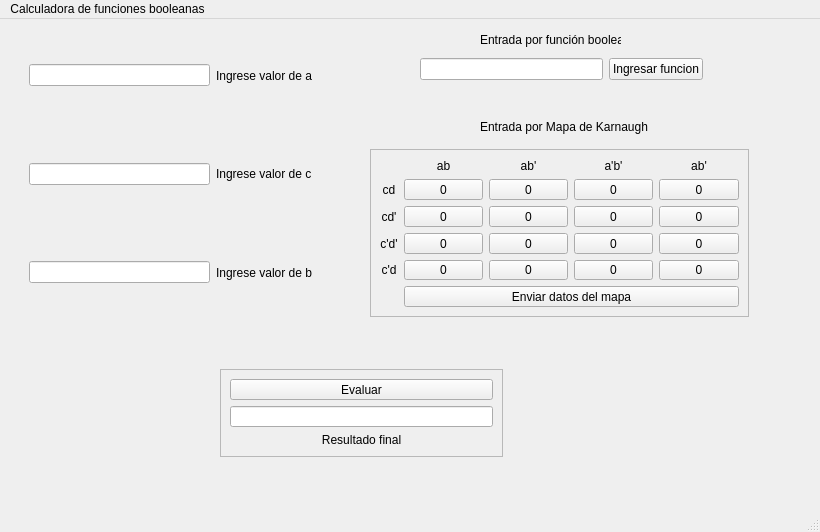
Eliasj15/Tarea-programada-3, file mainwindow.ui: the form before one commit.
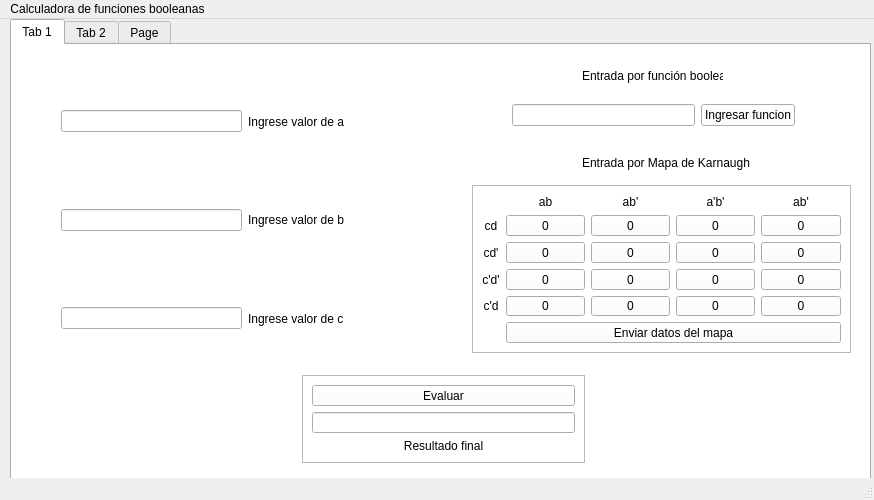
The form after the commit.

Commit message: Avances en la ventana

Diff of the .ui file:
```diff
--- a/mainwindow.ui
+++ b/mainwindow.ui
@@ -6,8 +6,8 @@
    <rect>
     <x>0</x>
     <y>0</y>
-    <width>820</width>
-    <height>532</height>
+    <width>874</width>
+    <height>500</height>
    </rect>
   </property>
   <property name="minimumSize">
@@ -16,103 +16,74 @@
     <height>500</height>
    </size>
   </property>
+  <property name="palette">
+   <palette>
+    <active>
+     <colorrole role="Button">
+      <brush brushstyle="SolidPattern">
+       <color alpha="255">
+        <red>255</red>
+        <green>255</green>
+        <blue>255</blue>
+       </color>
+      </brush>
+     </colorrole>
+    </active>
+    <inactive>
+     <colorrole role="Button">
+      <brush brushstyle="SolidPattern">
+       <color alpha="255">
+        <red>255</red>
+        <green>255</green>
+        <blue>255</blue>
+       </color>
+      </brush>
+     </colorrole>
+    </inactive>
+    <disabled>
+     <colorrole role="Button">
+      <brush brushstyle="SolidPattern">
+       <color alpha="255">
+        <red>255</red>
+        <green>255</green>
+        <blue>255</blue>
+       </color>
+      </brush>
+     </colorrole>
+    </disabled>
+   </palette>
+  </property>
+  <property name="mouseTracking">
+   <bool>false</bool>
+  </property>
   <property name="windowTitle">
    <string>MainWindow</string>
   </property>
+  <property name="tabShape">
+   <enum>QTabWidget::Rounded</enum>
+  </property>
   <widget class="QWidget" name="centralwidget">
-   <widget class="QWidget" name="widget_5" native="true">
+   <widget class="QTabWidget" name="tabWidget">
     <property name="geometry">
      <rect>
-      <x>20</x>
-      <y>10</y>
-      <width>301</width>
-      <height>290</height>
+      <x>10</x>
+      <y>0</y>
+      <width>861</width>
+      <height>471</height>
      </rect>
     </property>
-    <property name="minimumSize">
-     <size>
-      <width>301</width>
-      <height>271</height>
-     </size>
+    <property name="currentIndex">
+     <number>0</number>
     </property>
-    <layout class="QVBoxLayout" name="verticalLayout_2">
-     <item>
-      <widget class="QWidget" name="widget_2" native="true">
-       <layout class="QHBoxLayout" name="horizontalLayout_2">
-        <item>
-         <widget class="QLineEdit" name="lineEdit_2"/>
-        </item>
-        <item>
-         <widget class="QLabel" name="label">
-          <property name="text">
-           <string>Ingrese valor de a</string>
-          </property>
-         </widget>
-        </item>
-       </layout>
-      </widget>
-     </item>
-     <item>
-      <widget class="QWidget" name="widget_4" native="true">
-       <layout class="QHBoxLayout" name="horizontalLayout_4">
-        <item>
-         <widget class="QLineEdit" name="lineEdit_4"/>
-        </item>
-        <item>
-         <widget class="QLabel" name="label_3">
-          <property name="text">
-           <string>Ingrese valor de c</string>
-          </property>
-         </widget>
-        </item>
-       </layout>
-      </widget>
-     </item>
-     <item>
-      <widget class="QWidget" name="widget_3" native="true">
-       <layout class="QHBoxLayout" name="horizontalLayout_3">
-        <item>
-         <widget class="QLineEdit" name="lineEdit_3"/>
-        </item>
-        <item>
-         <widget class="QLabel" name="label_2">
-          <property name="text">
-           <string>Ingrese valor de b</string>
-          </property>
-         </widget>
-        </item>
-       </layout>
-      </widget>
-     </item>
-    </layout>
-   </widget>
-   <widget class="QWidget" name="widget" native="true">
-    <property name="geometry">
-     <rect>
-      <x>420</x>
-      <y>30</y>
-      <width>283</width>
-      <height>41</height>
-     </rect>
-    </property>
-    <layout class="QHBoxLayout" name="horizontalLayout">
-     <item>
-      <widget class="QLineEdit" name="lineEdit"/>
-     </item>
-     <item>
-      <widget class="QPushButton" name="pushButton">
-       <property name="text">
-        <string>Ingresar funcion</string>
-       </property>
-      </widget>
-     </item>
-    </layout>
-   </widget>
+    <widget class="QWidget" name="tab">
+     <attribute name="title">
+      <string>Tab 1</string>
+     </attribute>
    <widget class="QFrame" name="frame">
     <property name="geometry">
      <rect>
-      <x>220</x>
-      <y>350</y>
+        <x>290</x>
+        <y>330</y>
       <width>283</width>
       <height>88</height>
      </rect>
@@ -149,8 +120,8 @@
    <widget class="QFrame" name="frame_2">
     <property name="geometry">
      <rect>
-      <x>370</x>
-      <y>130</y>
+        <x>460</x>
+        <y>140</y>
       <width>379</width>
       <height>168</height>
      </rect>
@@ -162,24 +133,13 @@
      <enum>QFrame::Raised</enum>
     </property>
     <layout class="QGridLayout" name="gridLayout">
-     <item row="2" column="4">
-      <widget class="QPushButton" name="pushButton_8">
+       <item row="1" column="0">
+        <widget class="QLabel" name="label_9">
        <property name="text">
-        <string>0</string>
-       </property>
-      </widget>
-     </item>
-     <item row="2" column="1">
-      <widget class="QPushButton" name="pushButton_9">
-       <property name="text">
-        <string>0</string>
-       </property>
-      </widget>
-     </item>
-     <item row="3" column="2">
-      <widget class="QPushButton" name="pushButton_11">
-       <property name="text">
-        <string>0</string>
+          <string>cd</string>
+         </property>
+         <property name="alignment">
+          <set>Qt::AlignCenter</set>
        </property>
       </widget>
      </item>
@@ -190,6 +150,33 @@
        </property>
       </widget>
      </item>
+       <item row="2" column="0">
+        <widget class="QLabel" name="label_10">
+         <property name="text">
+          <string>cd'</string>
+         </property>
+         <property name="alignment">
+          <set>Qt::AlignCenter</set>
+         </property>
+        </widget>
+       </item>
+       <item row="4" column="0">
+        <widget class="QLabel" name="label_12">
+         <property name="text">
+          <string>c'd</string>
+         </property>
+         <property name="alignment">
+          <set>Qt::AlignCenter</set>
+         </property>
+        </widget>
+       </item>
+       <item row="2" column="1">
+        <widget class="QPushButton" name="pushButton_9">
+         <property name="text">
+          <string>0</string>
+         </property>
+        </widget>
+       </item>
      <item row="3" column="0">
       <widget class="QLabel" name="label_11">
        <property name="text">
@@ -200,15 +187,25 @@
        </property>
       </widget>
      </item>
-     <item row="5" column="1" colspan="4">
-      <widget class="QPushButton" name="pushButton_19">
+       <item row="4" column="3">
+        <widget class="QPushButton" name="pushButton_18">
        <property name="text">
-        <string>Enviar datos del mapa</string>
+          <string>0</string>
        </property>
       </widget>
      </item>
-     <item row="1" column="3">
-      <widget class="QPushButton" name="pushButton_6">
+       <item row="0" column="2">
+        <widget class="QLabel" name="label_6">
+         <property name="text">
+          <string>ab'</string>
+         </property>
+         <property name="alignment">
+          <set>Qt::AlignCenter</set>
+         </property>
+        </widget>
+       </item>
+       <item row="3" column="4">
+        <widget class="QPushButton" name="pushButton_14">
        <property name="text">
         <string>0</string>
        </property>
@@ -224,28 +221,8 @@
        </property>
       </widget>
      </item>
-     <item row="2" column="0">
-      <widget class="QLabel" name="label_10">
-       <property name="text">
-        <string>cd'</string>
-       </property>
-       <property name="alignment">
-        <set>Qt::AlignCenter</set>
-       </property>
-      </widget>
-     </item>
-     <item row="0" column="3">
-      <widget class="QLabel" name="label_7">
-       <property name="text">
-        <string>a'b'</string>
-       </property>
-       <property name="alignment">
-        <set>Qt::AlignCenter</set>
-       </property>
-      </widget>
-     </item>
-     <item row="1" column="4">
-      <widget class="QPushButton" name="pushButton_5">
+       <item row="2" column="4">
+        <widget class="QPushButton" name="pushButton_8">
        <property name="text">
         <string>0</string>
        </property>
@@ -261,15 +238,29 @@
        </property>
       </widget>
      </item>
-     <item row="4" column="3">
-      <widget class="QPushButton" name="pushButton_18">
+       <item row="3" column="3">
+        <widget class="QPushButton" name="pushButton_17">
        <property name="text">
         <string>0</string>
        </property>
       </widget>
      </item>
-     <item row="2" column="2">
-      <widget class="QPushButton" name="pushButton_7">
+       <item row="4" column="1">
+        <widget class="QPushButton" name="pushButton_15">
+         <property name="text">
+          <string>0</string>
+         </property>
+        </widget>
+       </item>
+       <item row="1" column="2">
+        <widget class="QPushButton" name="pushButton_4">
+         <property name="text">
+          <string>0</string>
+         </property>
+        </widget>
+       </item>
+       <item row="1" column="1">
+        <widget class="QPushButton" name="pushButton_3">
        <property name="text">
         <string>0</string>
        </property>
@@ -282,6 +273,30 @@
        </property>
       </widget>
      </item>
+       <item row="0" column="3">
+        <widget class="QLabel" name="label_7">
+         <property name="text">
+          <string>a'b'</string>
+         </property>
+         <property name="alignment">
+          <set>Qt::AlignCenter</set>
+         </property>
+        </widget>
+       </item>
+       <item row="1" column="4">
+        <widget class="QPushButton" name="pushButton_5">
+         <property name="text">
+          <string>0</string>
+         </property>
+        </widget>
+       </item>
+       <item row="5" column="1" colspan="4">
+        <widget class="QPushButton" name="pushButton_19">
+         <property name="text">
+          <string>Enviar datos del mapa</string>
+         </property>
+        </widget>
+       </item>
      <item row="3" column="1">
       <widget class="QPushButton" name="pushButton_16">
        <property name="text">
@@ -289,25 +304,22 @@
        </property>
       </widget>
      </item>
-     <item row="1" column="0">
-      <widget class="QLabel" name="label_9">
+       <item row="2" column="2">
+        <widget class="QPushButton" name="pushButton_7">
        <property name="text">
-        <string>cd</string>
-       </property>
-       <property name="alignment">
-        <set>Qt::AlignCenter</set>
-       </property>
-      </widget>
-     </item>
-     <item row="3" column="4">
-      <widget class="QPushButton" name="pushButton_14">
+          <string>0</string>
+         </property>
+        </widget>
+       </item>
+       <item row="1" column="3">
+        <widget class="QPushButton" name="pushButton_6">
        <property name="text">
         <string>0</string>
        </property>
       </widget>
      </item>
-     <item row="1" column="1">
-      <widget class="QPushButton" name="pushButton_3">
+       <item row="3" column="2">
+        <widget class="QPushButton" name="pushButton_11">
        <property name="text">
         <string>0</string>
        </property>
@@ -320,67 +332,13 @@
        </property>
       </widget>
      </item>
-     <item row="4" column="1">
-      <widget class="QPushButton" name="pushButton_15">
-       <property name="text">
-        <string>0</string>
-       </property>
-      </widget>
-     </item>
-     <item row="1" column="2">
-      <widget class="QPushButton" name="pushButton_4">
-       <property name="text">
-        <string>0</string>
-       </property>
-      </widget>
-     </item>
-     <item row="3" column="3">
-      <widget class="QPushButton" name="pushButton_17">
-       <property name="text">
-        <string>0</string>
-       </property>
-      </widget>
-     </item>
-     <item row="4" column="0">
-      <widget class="QLabel" name="label_12">
-       <property name="text">
-        <string>c'd</string>
-       </property>
-       <property name="alignment">
-        <set>Qt::AlignCenter</set>
-       </property>
-      </widget>
-     </item>
-     <item row="0" column="2">
-      <widget class="QLabel" name="label_6">
-       <property name="text">
-        <string>ab'</string>
-       </property>
-       <property name="alignment">
-        <set>Qt::AlignCenter</set>
-       </property>
-      </widget>
-     </item>
-    </layout>
-   </widget>
-   <widget class="QLabel" name="label_13">
-    <property name="geometry">
-     <rect>
-      <x>480</x>
-      <y>10</y>
-      <width>141</width>
-      <height>21</height>
-     </rect>
-    </property>
-    <property name="text">
-     <string>Entrada por función booleana</string>
-    </property>
-   </widget>
+      </layout>
+     </widget>
    <widget class="QLabel" name="label_14">
     <property name="geometry">
      <rect>
-      <x>480</x>
-      <y>100</y>
+        <x>570</x>
+        <y>110</y>
       <width>171</width>
       <height>16</height>
      </rect>
@@ -389,13 +347,141 @@
      <string>Entrada por Mapa de Karnaugh</string>
     </property>
    </widget>
+     <widget class="QWidget" name="widget" native="true">
+      <property name="geometry">
+       <rect>
+        <x>500</x>
+        <y>50</y>
+        <width>283</width>
+        <height>41</height>
+       </rect>
+      </property>
+      <layout class="QHBoxLayout" name="horizontalLayout">
+       <item>
+        <widget class="QLineEdit" name="lineEdit"/>
+       </item>
+       <item>
+        <widget class="QPushButton" name="pushButton">
+         <property name="text">
+          <string>Ingresar funcion</string>
+         </property>
+        </widget>
+       </item>
+      </layout>
+     </widget>
+     <widget class="QWidget" name="widget_5" native="true">
+      <property name="geometry">
+       <rect>
+        <x>40</x>
+        <y>30</y>
+        <width>301</width>
+        <height>290</height>
+       </rect>
+      </property>
+      <property name="minimumSize">
+       <size>
+        <width>301</width>
+        <height>271</height>
+       </size>
+      </property>
+      <layout class="QVBoxLayout" name="verticalLayout_2">
+       <item>
+        <widget class="QWidget" name="widget_2" native="true">
+         <layout class="QHBoxLayout" name="horizontalLayout_2">
+          <item>
+           <widget class="QLineEdit" name="lineEdit_2"/>
+          </item>
+          <item>
+           <widget class="QLabel" name="label">
+            <property name="text">
+             <string>Ingrese valor de a</string>
+            </property>
+           </widget>
+          </item>
+         </layout>
+        </widget>
+       </item>
+       <item>
+        <widget class="QWidget" name="widget_4" native="true">
+         <layout class="QHBoxLayout" name="horizontalLayout_4">
+          <item>
+           <widget class="QLineEdit" name="lineEdit_4"/>
+          </item>
+          <item>
+           <widget class="QLabel" name="label_3">
+            <property name="text">
+             <string>Ingrese valor de b</string>
+            </property>
+           </widget>
+          </item>
+         </layout>
+        </widget>
+       </item>
+       <item>
+        <widget class="QWidget" name="widget_3" native="true">
+         <layout class="QHBoxLayout" name="horizontalLayout_3">
+          <item>
+           <widget class="QLineEdit" name="lineEdit_3"/>
+          </item>
+          <item>
+           <widget class="QLabel" name="label_2">
+            <property name="text">
+             <string>Ingrese valor de c</string>
+            </property>
+           </widget>
+          </item>
+         </layout>
+        </widget>
+       </item>
+      </layout>
+     </widget>
+     <widget class="QLabel" name="label_13">
+      <property name="geometry">
+       <rect>
+        <x>570</x>
+        <y>20</y>
+        <width>141</width>
+        <height>21</height>
+       </rect>
+      </property>
+      <property name="text">
+       <string>Entrada por función booleana</string>
+      </property>
+     </widget>
+    </widget>
+    <widget class="QWidget" name="tab_2">
+     <attribute name="title">
+      <string>Tab 2</string>
+     </attribute>
+    </widget>
+    <widget class="QWidget" name="tab_3">
+     <attribute name="title">
+      <string>Page</string>
+     </attribute>
+     <widget class="QTreeWidget" name="treeWidget">
+      <property name="geometry">
+       <rect>
+        <x>60</x>
+        <y>20</y>
+        <width>681</width>
+        <height>401</height>
+       </rect>
+      </property>
+      <column>
+       <property name="text">
+        <string notr="true">1</string>
+       </property>
+      </column>
+     </widget>
+    </widget>
+   </widget>
   </widget>
   <widget class="QMenuBar" name="menubar">
    <property name="geometry">
     <rect>
      <x>0</x>
      <y>0</y>
-     <width>820</width>
+     <width>874</width>
      <height>20</height>
     </rect>
    </property>
```
Lines whose indentation alone changed are shown as unchanged. The commit also changes 3 other files.
